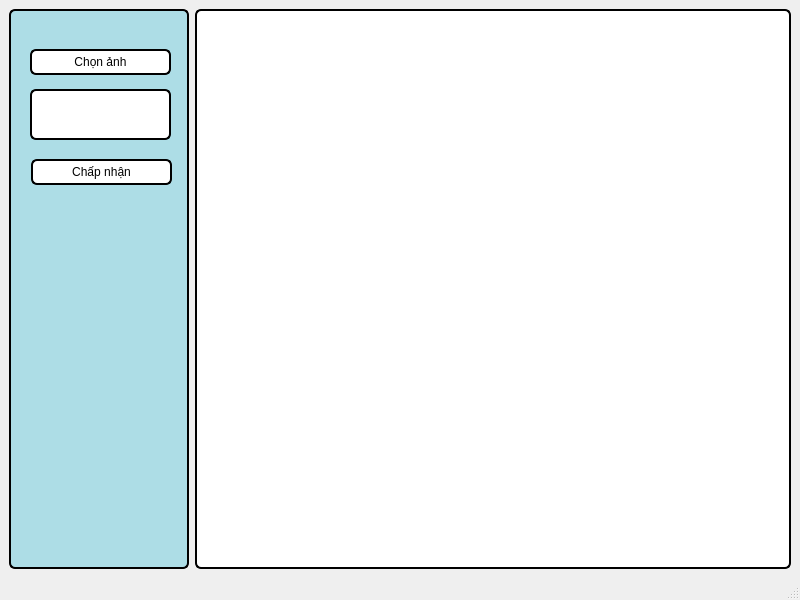
Before: the Qt Designer form resources/layouts/main_window.ui in huyquang-bka/smart_parking_lot, drawn with Qt 5.
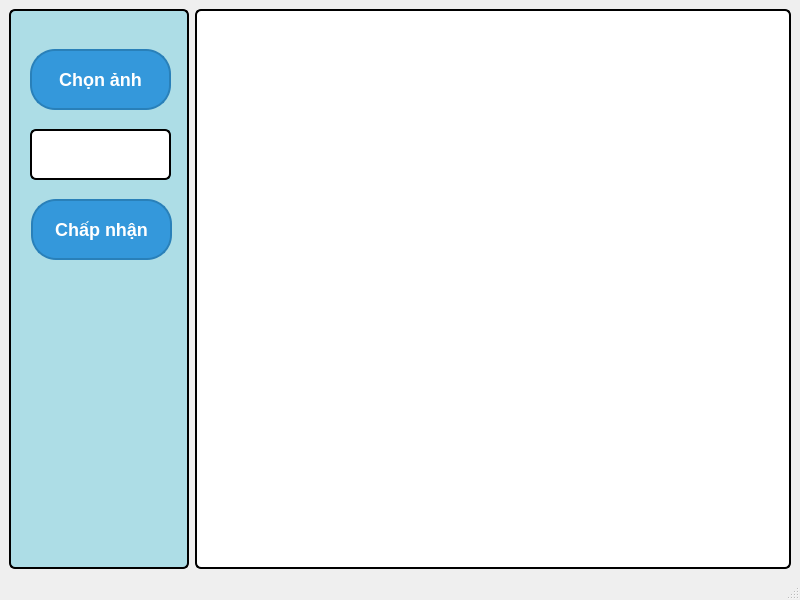
After: the same form once the commit is applied.

Commit message: change style button

The edit to the form file:
```diff
--- a/resources/layouts/main_window.ui
+++ b/resources/layouts/main_window.ui
@@ -53,7 +53,7 @@
          <x>21</x>
          <y>40</y>
          <width>141</width>
-         <height>26</height>
+         <height>61</height>
         </rect>
        </property>
        <property name="sizePolicy">
@@ -70,11 +70,22 @@
        </property>
        <property name="styleSheet">
         <string notr="true">QPushButton {
-            background-color: rgb(255, 255, 255); 
-        }
-QPushButton:pressed {
-            background-color: rgb(127, 127, 127);
-        }</string>
+                background-color: #3498db;
+                color: #fff;
+                border-radius: 25px;
+                border: 2px solid #2980b9;
+                font-size: 18px;
+                font-weight: bold;
+            }
+            QPushButton:hover {
+                background-color: #2980b9;
+                cursor: pointer;
+            }
+            QPushButton:pressed {
+                background-color: #2980b9;
+                padding-left: 15px;
+                padding-top: 15px;
+            }</string>
        </property>
        <property name="text">
         <string>Chọn ảnh</string>
@@ -84,9 +95,9 @@
        <property name="geometry">
         <rect>
          <x>22</x>
-         <y>150</y>
+         <y>190</y>
          <width>141</width>
-         <height>26</height>
+         <height>61</height>
         </rect>
        </property>
        <property name="minimumSize">
@@ -97,11 +108,22 @@
        </property>
        <property name="styleSheet">
         <string notr="true">QPushButton {
-            background-color: rgb(255, 255, 255); 
-        }
-QPushButton:pressed {
-            background-color: rgb(127, 127, 127);
-        }</string>
+                background-color: #3498db;
+                color: #fff;
+                border-radius: 25px;
+                border: 2px solid #2980b9;
+                font-size: 18px;
+                font-weight: bold;
+            }
+            QPushButton:hover {
+                background-color: #2980b9;
+                cursor: pointer;
+            }
+            QPushButton:pressed {
+                background-color: #2980b9;
+                padding-left: 15px;
+                padding-top: 15px;
+            }</string>
        </property>
        <property name="text">
         <string>Chấp nhận</string>
@@ -111,7 +133,7 @@
        <property name="geometry">
         <rect>
          <x>21</x>
-         <y>80</y>
+         <y>120</y>
          <width>141</width>
          <height>51</height>
         </rect>
```
The commit also changes 3 other files.
